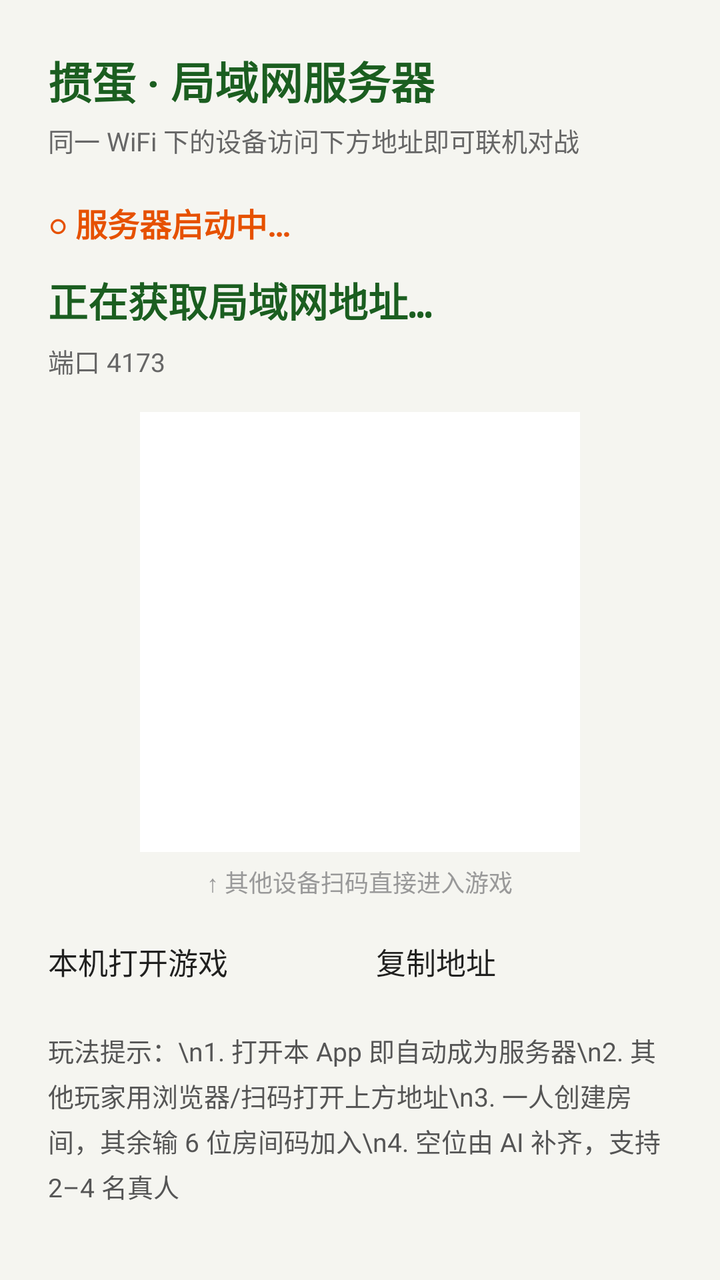
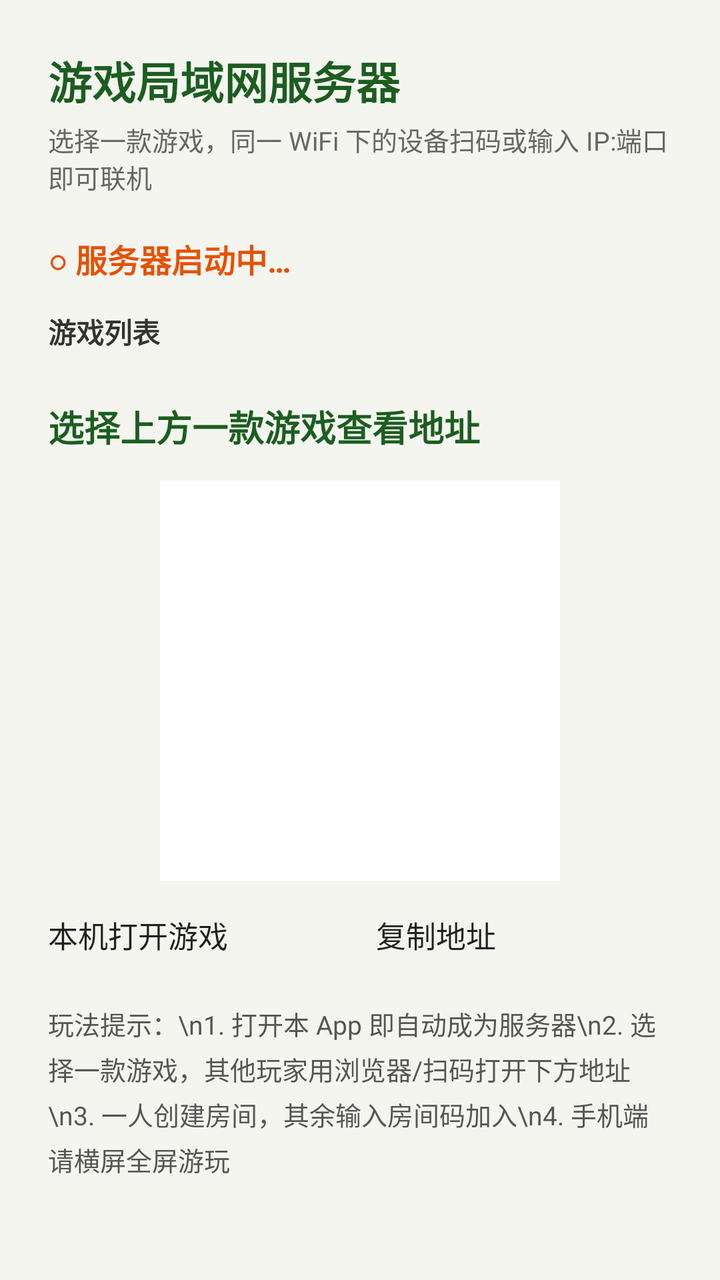

The first picture is an Android layout as it rendered before a commit; the second is the same layout after the commit. The layout source and the unified diff follow.
<!-- AndroidManifest.xml: application theme Theme.LanGamesServer -->
<!-- res/layout/activity_main.xml -->
<?xml version="1.0" encoding="utf-8"?>
<LinearLayout xmlns:android="http://schemas.android.com/apk/res/android"
    android:layout_width="match_parent"
    android:layout_height="match_parent"
    android:orientation="vertical"
    android:padding="24dp"
    android:background="#F5F5F0">

    <TextView
        android:layout_width="wrap_content"
        android:layout_height="wrap_content"
        android:text="掼蛋 · 局域网服务器"
        android:textSize="22sp"
        android:textStyle="bold"
        android:textColor="#1B5E20" />

    <TextView
        android:layout_width="wrap_content"
        android:layout_height="wrap_content"
        android:layout_marginTop="4dp"
        android:text="同一 WiFi 下的设备访问下方地址即可联机对战"
        android:textSize="13sp"
        android:textColor="#666666" />

    <TextView
        android:id="@+id/tvStatus"
        android:layout_width="wrap_content"
        android:layout_height="wrap_content"
        android:layout_marginTop="20dp"
        android:text="○ 服务器启动中…"
        android:textSize="16sp"
        android:textStyle="bold"
        android:textColor="#E65100" />

    <TextView
        android:id="@+id/tvAddress"
        android:layout_width="match_parent"
        android:layout_height="wrap_content"
        android:layout_marginTop="12dp"
        android:text="正在获取局域网地址…"
        android:textSize="20sp"
        android:textColor="#1B5E20"
        android:textStyle="bold"
        android:fontFamily="monospace" />

    <TextView
        android:layout_width="wrap_content"
        android:layout_height="wrap_content"
        android:layout_marginTop="6dp"
        android:text="端口 4173"
        android:textSize="13sp"
        android:textColor="#666666" />

    <ImageView
        android:id="@+id/ivQr"
        android:layout_width="220dp"
        android:layout_height="220dp"
        android:layout_gravity="center_horizontal"
        android:layout_marginTop="16dp"
        android:background="#FFFFFF"
        android:padding="8dp"
        android:contentDescription="局域网访问二维码" />

    <TextView
        android:layout_width="wrap_content"
        android:layout_height="wrap_content"
        android:layout_gravity="center_horizontal"
        android:layout_marginTop="6dp"
        android:text="↑ 其他设备扫码直接进入游戏"
        android:textSize="12sp"
        android:textColor="#999999" />

    <LinearLayout
        android:layout_width="match_parent"
        android:layout_height="wrap_content"
        android:layout_marginTop="20dp"
        android:orientation="horizontal">

        <Button
            android:id="@+id/btnOpen"
            android:layout_width="0dp"
            android:layout_height="wrap_content"
            android:layout_weight="1"
            android:layout_marginEnd="8dp"
            android:text="本机打开游戏"
            android:textSize="15sp"
            android:backgroundTint="#1B5E20" />

        <Button
            android:id="@+id/btnCopy"
            android:layout_width="0dp"
            android:layout_height="wrap_content"
            android:layout_weight="1"
            android:layout_marginStart="8dp"
            android:text="复制地址"
            android:textSize="15sp"
            android:backgroundTint="#2E7D32" />
    </LinearLayout>

    <TextView
        android:layout_width="match_parent"
        android:layout_height="wrap_content"
        android:layout_marginTop="24dp"
        android:text="玩法提示：\n1. 打开本 App 即自动成为服务器\n2. 其他玩家用浏览器/扫码打开上方地址\n3. 一人创建房间，其余输 6 位房间码加入\n4. 空位由 AI 补齐，支持 2–4 名真人"
        android:textSize="13sp"
        android:textColor="#555555"
        android:lineSpacingExtra="4dp" />

</LinearLayout>
<!-- resources referenced by this layout -->
<resources>
  <style name="Theme.LanGamesServer" parent="android:Theme.Material.Light.NoActionBar">
          <item name="android:statusBarColor">#1B5E20</item>
          <item name="android:navigationBarColor">#1B5E20</item>
          <item name="android:windowLightStatusBar">false</item>
      </style>
</resources>

<!-- the commit's change to res/layout/activity_main.xml (unified diff, before → after) -->
@@ -1,109 +1,114 @@
 <?xml version="1.0" encoding="utf-8"?>
-<LinearLayout xmlns:android="http://schemas.android.com/apk/res/android"
+<ScrollView xmlns:android="http://schemas.android.com/apk/res/android"
     android:layout_width="match_parent"
     android:layout_height="match_parent"
-    android:orientation="vertical"
-    android:padding="24dp"
-    android:background="#F5F5F0">
-
-    <TextView
-        android:layout_width="wrap_content"
-        android:layout_height="wrap_content"
-        android:text="掼蛋 · 局域网服务器"
-        android:textSize="22sp"
-        android:textStyle="bold"
-        android:textColor="#1B5E20" />
-
-    <TextView
-        android:layout_width="wrap_content"
-        android:layout_height="wrap_content"
-        android:layout_marginTop="4dp"
-        android:text="同一 WiFi 下的设备访问下方地址即可联机对战"
-        android:textSize="13sp"
-        android:textColor="#666666" />
-
-    <TextView
-        android:id="@+id/tvStatus"
-        android:layout_width="wrap_content"
-        android:layout_height="wrap_content"
-        android:layout_marginTop="20dp"
-        android:text="○ 服务器启动中…"
-        android:textSize="16sp"
-        android:textStyle="bold"
-        android:textColor="#E65100" />
-
-    <TextView
-        android:id="@+id/tvAddress"
-        android:layout_width="match_parent"
-        android:layout_height="wrap_content"
-        android:layout_marginTop="12dp"
-        android:text="正在获取局域网地址…"
-        android:textSize="20sp"
-        android:textColor="#1B5E20"
-        android:textStyle="bold"
-        android:fontFamily="monospace" />
-
-    <TextView
-        android:layout_width="wrap_content"
-        android:layout_height="wrap_content"
-        android:layout_marginTop="6dp"
-        android:text="端口 4173"
-        android:textSize="13sp"
-        android:textColor="#666666" />
-
-    <ImageView
-        android:id="@+id/ivQr"
-        android:layout_width="220dp"
-        android:layout_height="220dp"
-        android:layout_gravity="center_horizontal"
-        android:layout_marginTop="16dp"
-        android:background="#FFFFFF"
-        android:padding="8dp"
-        android:contentDescription="局域网访问二维码" />
-
-    <TextView
-        android:layout_width="wrap_content"
-        android:layout_height="wrap_content"
-        android:layout_gravity="center_horizontal"
-        android:layout_marginTop="6dp"
-        android:text="↑ 其他设备扫码直接进入游戏"
-        android:textSize="12sp"
-        android:textColor="#999999" />
+    android:background="#F5F5F0"
+    android:fillViewport="true">
 
     <LinearLayout
         android:layout_width="match_parent"
         android:layout_height="wrap_content"
-        android:layout_marginTop="20dp"
-        android:orientation="horizontal">
+        android:orientation="vertical"
+        android:padding="24dp">
 
-        <Button
-            android:id="@+id/btnOpen"
-            android:layout_width="0dp"
+        <TextView
+            android:layout_width="wrap_content"
             android:layout_height="wrap_content"
-            android:layout_weight="1"
-            android:layout_marginEnd="8dp"
-            android:text="本机打开游戏"
-            android:textSize="15sp"
-            android:backgroundTint="#1B5E20" />
+            android:text="游戏局域网服务器"
+            android:textSize="22sp"
+            android:textStyle="bold"
+            android:textColor="#1B5E20" />
 
-        <Button
-            android:id="@+id/btnCopy"
-            android:layout_width="0dp"
+        <TextView
+            android:layout_width="wrap_content"
             android:layout_height="wrap_content"
-            android:layout_weight="1"
-            android:layout_marginStart="8dp"
-            android:text="复制地址"
-            android:textSize="15sp"
-            android:backgroundTint="#2E7D32" />
+            android:layout_marginTop="4dp"
+            android:text="选择一款游戏，同一 WiFi 下的设备扫码或输入 IP:端口即可联机"
+            android:textSize="13sp"
+            android:textColor="#666666" />
+
+        <TextView
+            android:id="@+id/tvStatus"
+            android:layout_width="wrap_content"
+            android:layout_height="wrap_content"
+            android:layout_marginTop="20dp"
+            android:text="○ 服务器启动中…"
+            android:textSize="16sp"
+            android:textStyle="bold"
+            android:textColor="#E65100" />
+
+        <TextView
+            android:layout_width="wrap_content"
+            android:layout_height="wrap_content"
+            android:layout_marginTop="14dp"
+            android:text="游戏列表"
+            android:textSize="14sp"
+            android:textColor="#333333"
+            android:textStyle="bold" />
+
+        <LinearLayout
+            android:id="@+id/llGames"
+            android:layout_width="match_parent"
+            android:layout_height="wrap_content"
+            android:layout_marginTop="6dp"
+            android:orientation="vertical" />
+
+        <TextView
+            android:id="@+id/tvAddress"
+            android:layout_width="match_parent"
+            android:layout_height="wrap_content"
+            android:layout_marginTop="18dp"
+            android:text="选择上方一款游戏查看地址"
+            android:textSize="18sp"
+            android:textColor="#1B5E20"
+            android:textStyle="bold"
+            android:fontFamily="monospace" />
+
+        <ImageView
+            android:id="@+id/ivQr"
+            android:layout_width="200dp"
+            android:layout_height="200dp"
+            android:layout_gravity="center_horizontal"
+            android:layout_marginTop="14dp"
+            android:background="#FFFFFF"
+            android:padding="8dp"
+            android:contentDescription="局域网访问二维码" />
+
+        <LinearLayout
+            android:layout_width="match_parent"
+            android:layout_height="wrap_content"
+            android:layout_marginTop="16dp"
+            android:orientation="horizontal">
+
+            <Button
+                android:id="@+id/btnOpen"
+                android:layout_width="0dp"
+                android:layout_height="wrap_content"
+                android:layout_weight="1"
+                android:layout_marginEnd="8dp"
+                android:text="本机打开游戏"
+                android:textSize="15sp"
+                android:backgroundTint="#1B5E20" />
+
+            <Button
+                android:id="@+id/btnCopy"
+                android:layout_width="0dp"
+                android:layout_height="wrap_content"
+                android:layout_weight="1"
+                android:layout_marginStart="8dp"
+                android:text="复制地址"
+                android:textSize="15sp"
+                android:backgroundTint="#2E7D32" />
+        </LinearLayout>
+
+        <TextView
+            android:layout_width="match_parent"
+            android:layout_height="wrap_content"
+            android:layout_marginTop="24dp"
+            android:text="玩法提示：\n1. 打开本 App 即自动成为服务器\n2. 选择一款游戏，其他玩家用浏览器/扫码打开下方地址\n3. 一人创建房间，其余输入房间码加入\n4. 手机端请横屏全屏游玩"
+            android:textSize="13sp"
+            android:textColor="#555555"
+            android:lineSpacingExtra="4dp" />
+
     </LinearLayout>
-
-    <TextView
-        android:layout_width="match_parent"
-        android:layout_height="wrap_content"
-        android:layout_marginTop="24dp"
-        android:text="玩法提示：\n1. 打开本 App 即自动成为服务器\n2. 其他玩家用浏览器/扫码打开上方地址\n3. 一人创建房间，其余输 6 位房间码加入\n4. 空位由 AI 补齐，支持 2–4 名真人"
-        android:textSize="13sp"
-        android:textColor="#555555"
-        android:lineSpacingExtra="4dp" />
-
-</LinearLayout>
+</ScrollView>
